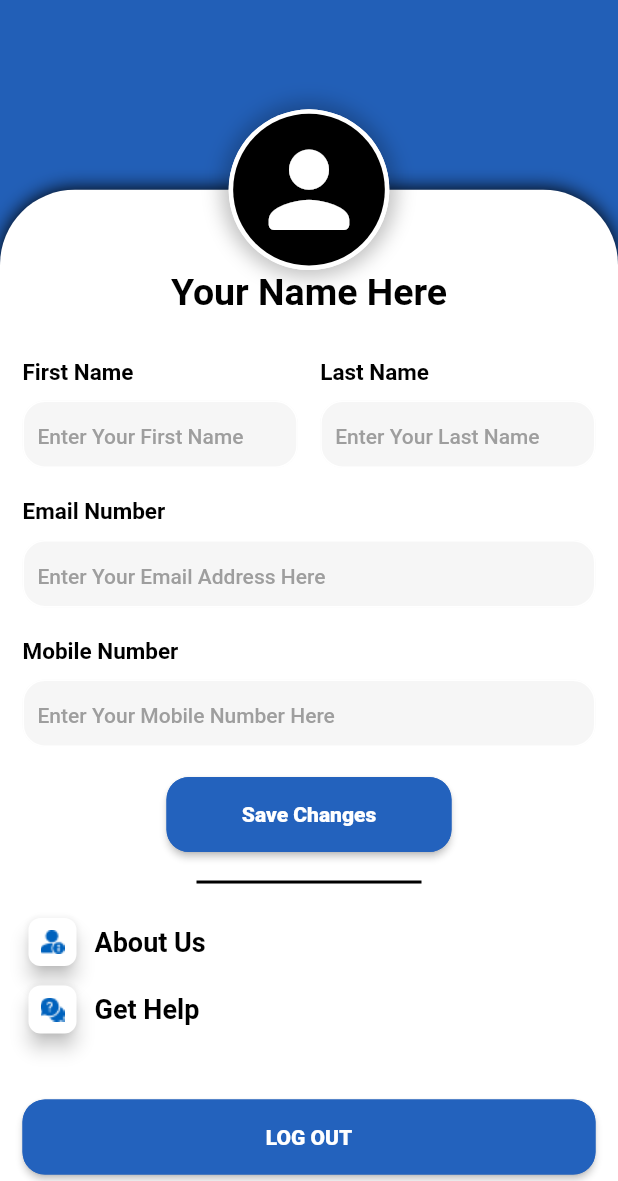
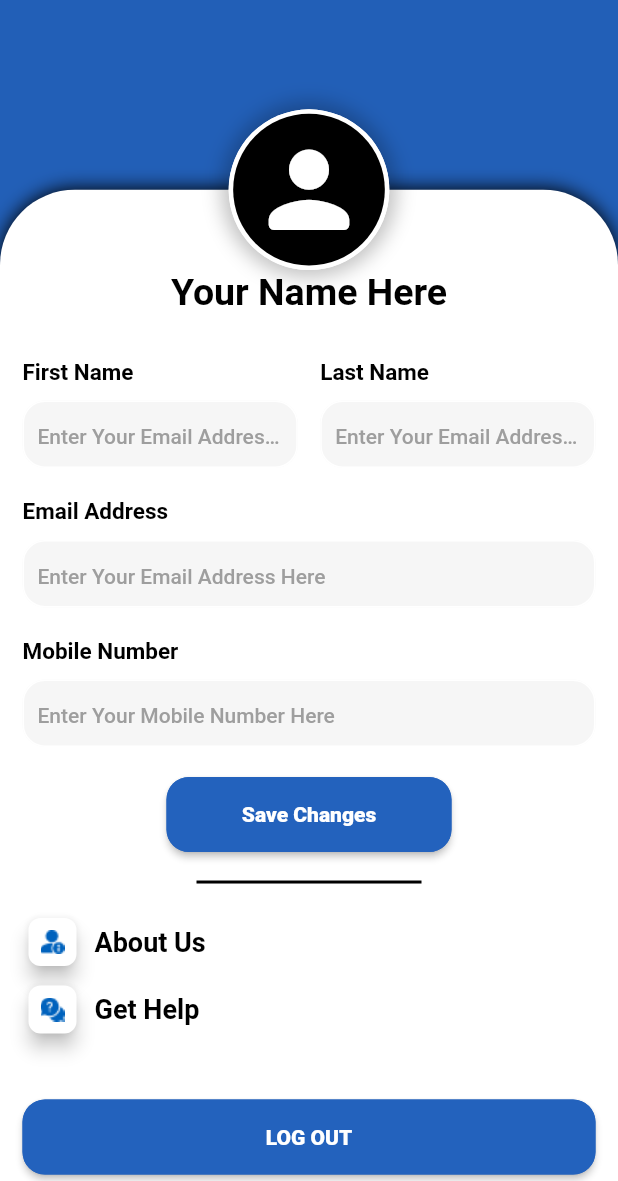
Before and after one commit to Muhib370621/TimeTracker, a Flutter app: the ProfileScreen screen opened directly, on a phone screen of 412 x 824 dp, the part 55-1236 px from its top. Run offline on Flutter 3.47's test engine with Material 2 defaults, Android fonts, the phone set to English and light mode, and no system bars; our stand-ins replace connectivity_plus, device_preview, dio, dotted_border, easy_localization, flutter_slidable and 6 more; accounts and stored records are empty; generated files the repository leaves out were written again; network calls fail; project files that could hold a hidden picture were left out.

Commit message:
Localization contd...

```diff
--- a/lib/constants/app_strings.dart
+++ b/lib/constants/app_strings.dart
@@ -1,36 +1,49 @@
+import 'package:easy_localization/easy_localization.dart';
+enum AppStrings {
+  timeCardClockedIn,
+  timeCardProjectName,
+  startTime,
+  finishTime,
+  location,
+  detail,
+  site,
+  notes,
+  details,
+  action,
+  checklist,
+  assignedBy,
+  addNote,
+  noteSample,
+  writeNote,
+  addImages,
+  searchProject,
+  total,
+  complete,
+  remaining,
+  perDayTime,
+  all,
+  approved,
+  notApproved,
+  clockedOut,
+  workTime,
+  breakTime,
+  endTime,
+  startDateTime,
+  completed,
+  breakString,
+  firstName,
+  lastName,
+  emailAddress,
+  mobileNumber,
+  saveChanges,
+  aboutUs,
+  getHelp,
+  logOut,
+  enterEmailAddress,
+  enterMobileNumber;
 
-import 'package:easy_localization/easy_localization.dart';
-
-class AppStrings {
-  static String timeCardClockedIn = "timeCardClockedIn".tr();
-  static String timeCardProjectName = "timeCardProjectName".tr();
-  static String startTime = "startTime".tr();
-  static String finishTime = "finishTime".tr();
-  static String location = "location".tr();
-  static String detail = "detail".tr();
-  static String site = "site".tr();
-  static String notes = "notes".tr();
-  static String details = "details".tr();
-  static String action = "action".tr();
-  static String checklist = "checklist".tr();
-  static String assignedBy = "assignedBy".tr();
-  static String addNote = "addNote".tr();
-  static String noteSample = "noteSample".tr();
-  static String writeNote = "writeNote".tr();
-  static String addImages = "addImages".tr();
-  static String searchProject = "searchProject".tr();
-  static String total = "total".tr();
-  static String complete = "complete".tr();
-  static String remaining = "remaining".tr();
-  static String perDayTime = "perDayTime".tr();
-  static String all = "all".tr();
-  static String approved = "approved".tr();
-  static String notApproved = "notApproved".tr();
-  static String clockedOut = "clockedOut".tr();
-  static String workTime = "workTime".tr();
-  static String breakTime = "breakTime".tr();
-  static String endTime = "endTime".tr();
-  static String startDateTime = "startDateTime".tr();
-  static String completed = "completed".tr();
-  static String breakString = "breakString".tr();
+  String tr() {
+    AppStrings.firstName.name;
+    return toString().split('.').last.tr();
+  }
 }
--- a/lib/main.dart
+++ b/lib/main.dart
@@ -1,12 +1,9 @@
-import 'package:blu_time/constants/app_colors.dart';
 import 'package:blu_time/helpers/locator.dart';
 import 'package:blu_time/shared/routes/route_factories.dart';
 import 'package:blu_time/shared/routes/route_names.dart';
 import 'package:blu_time/utilities/navigation_service.dart';
 import 'package:device_preview/device_preview.dart';
-import 'package:flutter_gen/gen_l10n/app_localizations.dart';
 import 'package:flutter/material.dart';
-import 'package:flutter_localizations/flutter_localizations.dart';
 import 'package:easy_localization/easy_localization.dart';
 
 Future<void> main() async {
--- a/lib/screens/profile/profile_screen.dart
+++ b/lib/screens/profile/profile_screen.dart
@@ -1,5 +1,6 @@
 import 'package:blu_time/constants/app_assets.dart';
 import 'package:blu_time/constants/app_colors.dart';
+import 'package:blu_time/constants/app_strings.dart';
 import 'package:blu_time/constants/app_styles.dart';
 import 'package:blu_time/shared/widgets/app_common_button.dart';
 import 'package:blu_time/shared/widgets/app_common_textfield.dart';
@@ -78,7 +79,7 @@ class _ProfileScreenState extends State<ProfileScreen> {
                                         mainAxisSize: MainAxisSize.min,
                                         children: [
                                           Text(
-                                            "First Name",
+                                            AppStrings.firstName.tr(),
                                             style: AppTextStyles.bold.copyWith(
                                                 fontSize: 15,
                                                 color: Colors.black),
@@ -86,12 +87,12 @@ class _ProfileScreenState extends State<ProfileScreen> {
                                           const SizedBox(
                                             height: 10,
                                           ),
-                                          const SizedBox(
+                                           SizedBox(
                                             height: 45,
                                             child: AppCommonTextField(
                                               backgroundColor:
                                                   AppColors.textFieldBackground,
-                                              hintText: "Enter Your First Name",
+                                              hintText: AppStrings.enterEmailAddress.tr(),
                                               hintColor: Colors.grey,
                                             ),
                                           ),
@@ -107,7 +108,7 @@ class _ProfileScreenState extends State<ProfileScreen> {
                                             CrossAxisAlignment.start,
                                         children: [
                                           Text(
-                                            "Last Name",
+                                            AppStrings.lastName.tr(),
                                             style: AppTextStyles.bold.copyWith(
                                                 fontSize: 15,
                                                 color: Colors.black),
@@ -115,12 +116,12 @@ class _ProfileScreenState extends State<ProfileScreen> {
                                           const SizedBox(
                                             height: 10,
                                           ),
-                                          const SizedBox(
+                                           SizedBox(
                                             height: 45,
                                             child: AppCommonTextField(
                                               backgroundColor:
                                                   AppColors.textFieldBackground,
-                                              hintText: "Enter Your Last Name",
+                                              hintText: AppStrings.enterEmailAddress.tr(),
                                               hintColor: Colors.grey,
                                             ),
                                           ),
@@ -136,20 +137,20 @@ class _ProfileScreenState extends State<ProfileScreen> {
                                   crossAxisAlignment: CrossAxisAlignment.start,
                                   children: [
                                     Text(
-                                      "Email Number",
+                                      AppStrings.emailAddress.tr(),
                                       style: AppTextStyles.bold.copyWith(
                                           fontSize: 15, color: Colors.black),
                                     ),
                                     const SizedBox(
                                       height: 10,
                                     ),
-                                    const SizedBox(
+                                     SizedBox(
                                       height: 45,
                                       child: AppCommonTextField(
                                         backgroundColor:
                                             AppColors.textFieldBackground,
                                         hintText:
-                                            "Enter Your Email Address Here",
+                                        AppStrings.enterEmailAddress.tr(),
                                         hintColor: Colors.grey,
                                       ),
                                     ),
@@ -162,20 +163,20 @@ class _ProfileScreenState extends State<ProfileScreen> {
                                   crossAxisAlignment: CrossAxisAlignment.start,
                                   children: [
                                     Text(
-                                      "Mobile Number",
+                                      AppStrings.mobileNumber.tr(),
                                       style: AppTextStyles.bold.copyWith(
                                           fontSize: 15, color: Colors.black),
                                     ),
                                     const SizedBox(
                                       height: 10,
                                     ),
-                                    const SizedBox(
+                                     SizedBox(
                                       height: 45,
                                       child: AppCommonTextField(
                                         backgroundColor:
                                             AppColors.textFieldBackground,
                                         hintText:
-                                            "Enter Your Mobile Number Here",
+                                        AppStrings.enterMobileNumber.tr(),
                                         hintColor: Colors.grey,
                                       ),
                                     ),
@@ -187,11 +188,11 @@ class _ProfileScreenState extends State<ProfileScreen> {
                                 SizedBox(
                                   width: 190,
                                   child: Column(
-                                    children: const [
+                                    children: [
                                       AppCommonButton(
-                                        title: "Save Changes",
+                                        title: AppStrings.saveChanges.tr(),
                                       ),
-                                      Divider(
+                                      const Divider(
                                         color: Colors.black,
                                         thickness: 2,
                                         height: 40,
@@ -217,7 +218,7 @@ class _ProfileScreenState extends State<ProfileScreen> {
                                       width: 8,
                                     ),
                                     Text(
-                                      "About Us",
+                                      AppStrings.aboutUs.tr(),
                                       style: AppTextStyles.semiBold.copyWith(
                                           fontSize: 18, color: Colors.black),
                                     )
@@ -242,17 +243,17 @@ class _ProfileScreenState extends State<ProfileScreen> {
                                       width: 8,
                                     ),
                                     Text(
-                                      "Get Help",
+                                      AppStrings.getHelp.tr(),
                                       style: AppTextStyles.semiBold.copyWith(
                                           fontSize: 18, color: Colors.black),
                                     )
                                   ],
                                 ),
-                                SizedBox(
+                                const SizedBox(
                                   height: 40,
                                 ),
-                                AppCommonButton(title: "LOG OUT"),
-                                SizedBox(
+                                AppCommonButton(title: AppStrings.logOut.tr()),
+                                const SizedBox(
                                   height: 40,
                                 ),
                               ],
--- a/lib/screens/project/add_note_screen.dart
+++ b/lib/screens/project/add_note_screen.dart
@@ -33,7 +33,7 @@ class _AddNoteScreenState extends State<AddNoteScreen> {
                 decoration: InputDecoration(
                   border: InputBorder.none,
                   contentPadding: EdgeInsets.all(10),
-                  hintText: "${AppStrings.writeNote}...",
+                  hintText: "${AppStrings.writeNote.tr()}...",
                   hintStyle: AppTextStyles.normal.copyWith(color: Colors.grey)
                 ),
               ),
@@ -58,14 +58,14 @@ class _AddNoteScreenState extends State<AddNoteScreen> {
                     mainAxisAlignment: MainAxisAlignment.center,
                     children: [
                       Image.asset(AppAssets.addImage),
-                      Text(AppStrings.addImages,style: AppTextStyles.bold.copyWith(color: AppColors.buttonBlue,fontSize: 18),)
+                      Text(AppStrings.addImages.tr(),style: AppTextStyles.bold.copyWith(color: AppColors.buttonBlue,fontSize: 18),)
                     ],
                   ),
                 ),
               ),
             ),
             const SizedBox(height: 25,),
-             AppCommonButton(title:AppStrings.addNote,radius: 10,height: 40),
+             AppCommonButton(title:AppStrings.addNote.tr(),radius: 10,height: 40),
 
           ],
         ),
--- a/lib/screens/project/note_list_screen.dart
+++ b/lib/screens/project/note_list_screen.dart
@@ -128,7 +128,7 @@ class _NoteListScreenState extends State<NoteListScreen> with AutomaticKeepAlive
             height: 15,
           ),
           Text(
-            AppStrings.notes,
+            AppStrings.notes.tr(),
             style: AppTextStyles.bold
                 .copyWith(color: AppColors.buttonBlue, fontSize: 20),
           ),
@@ -136,7 +136,7 @@ class _NoteListScreenState extends State<NoteListScreen> with AutomaticKeepAlive
             height: 10,
           ),
           Text(
-            AppStrings.noteSample,
+            AppStrings.noteSample.tr(),
             textAlign: TextAlign.center,
             style: AppTextStyles.semiBold
                 .copyWith(color: Colors.black, fontSize: 12),
@@ -145,7 +145,7 @@ class _NoteListScreenState extends State<NoteListScreen> with AutomaticKeepAlive
             height: 40,
           ),
           AppCommonButton(
-            title: AppStrings.addNote,
+            title: AppStrings.addNote.tr(),
             width: 150,
             height: 35,
             radius: 10,
--- a/lib/screens/project/project_detail_holder_screen.dart
+++ b/lib/screens/project/project_detail_holder_screen.dart
@@ -56,9 +56,9 @@ class _ProjectDetailHolderScreenState extends State<ProjectDetailHolderScreen>
                         _tabController?.animateTo(index);
                       },
                       tabs: [
-                        buildTab(viewModel, 0, AppStrings.detail),
-                        buildTab(viewModel, 1, AppStrings.site),
-                        buildTab(viewModel, 2, AppStrings.notes),
+                        buildTab(viewModel, 0, AppStrings.detail.tr()),
+                        buildTab(viewModel, 1, AppStrings.site.tr()),
+                        buildTab(viewModel, 2, AppStrings.notes.tr()),
                       ],
                     ),
                   ),
--- a/lib/screens/time_card/time_card_detail_screen.dart
+++ b/lib/screens/time_card/time_card_detail_screen.dart
@@ -37,7 +37,7 @@ class _TimeCardDetailScreenState extends State<TimeCardDetailScreen> {
                         )
                       ), child: Padding(
                         padding: const EdgeInsets.symmetric(horizontal: 10.0),
-                        child: Text(AppStrings.startDateTime,style: AppTextStyles.bold.copyWith(fontSize: 16,color: AppColors.buttonBlue)),
+                        child: Text(AppStrings.startDateTime.tr(),style: AppTextStyles.bold.copyWith(fontSize: 16,color: AppColors.buttonBlue)),
                       ),),
                       const SizedBox(width: 10,),
                       Text("12/06/23, 12:00 PM",style: AppTextStyles.medium.copyWith(fontSize: 16,color: Colors.black),)
@@ -53,7 +53,7 @@ class _TimeCardDetailScreenState extends State<TimeCardDetailScreen> {
                             )
                         ), child: Padding(
                           padding: const EdgeInsets.symmetric(horizontal: 10.0),
-                          child: Text(AppStrings.startDateTime,style: AppTextStyles.bold.copyWith(fontSize: 16,color: AppColors.buttonBlue)),
+                          child: Text(AppStrings.startDateTime.tr(),style: AppTextStyles.bold.copyWith(fontSize: 16,color: AppColors.buttonBlue)),
                         ),),
                       const SizedBox(width: 10,),
                       Text("12/06/23, 12:00 PM",style: AppTextStyles.medium.copyWith(fontSize: 16,color: Colors.black),)
@@ -69,7 +69,7 @@ class _TimeCardDetailScreenState extends State<TimeCardDetailScreen> {
                             )
                         ), child: Padding(
                           padding: const EdgeInsets.symmetric(horizontal: 10.0),
-                          child: Text(AppStrings.startDateTime,style: AppTextStyles.bold.copyWith(fontSize: 16,color: AppColors.buttonBlue)),
+                          child: Text(AppStrings.startDateTime.tr(),style: AppTextStyles.bold.copyWith(fontSize: 16,color: AppColors.buttonBlue)),
                         ),),
                       const SizedBox(width: 10,),
                       Text("12/06/23, 12:00 PM",style: AppTextStyles.medium.copyWith(fontSize: 16,color: Colors.black),)
--- a/lib/screens/time_card/time_card_screen.dart
+++ b/lib/screens/time_card/time_card_screen.dart
@@ -85,7 +85,7 @@ class _TimeCardScreenState extends State<TimeCardScreen> {
                   color: AppColors.buttonBlue,
                 ),
                 backgroundColor: Colors.white,
-                hintText: AppStrings.searchProject,
+                hintText: AppStrings.searchProject.tr(),
                 hintColor: Colors.grey,
               ),
             ),
--- a/lib/screens/views/action_card.dart
+++ b/lib/screens/views/action_card.dart
@@ -49,7 +49,7 @@ class _ActionCardState extends State<ActionCard> {
                           child: Row(
                             children: [
                               Expanded(
-                                  child: Text("${AppStrings.assignedBy} sample w.",
+                                  child: Text("${AppStrings.assignedBy.tr()} sample w.",
                                       style: AppTextStyles.medium.copyWith(
                                           color: Colors.black, fontSize: 11))),
                               const SizedBox(
@@ -76,7 +76,7 @@ class _ActionCardState extends State<ActionCard> {
                   const SizedBox(
                     width: 5,
                   ),
-                  AppCommonButton(title: AppStrings.checklist,height: 30,radius: 10,onPressed: (){
+                  AppCommonButton(title: AppStrings.checklist.tr(),height: 30,radius: 10,onPressed: (){
                     Navigator.of(context).pushNamed(RouteNames.checklist);
                   },)
                 ],
```
Also changed, not shown: assets/translations/en.json (+11 -1 lines), assets/translations/es.json (+11 -1 lines), assets/translations/pt.json (+11 -1 lines), lib/screens/project/project_detail_screen.dart (+5 -5 lines), lib/screens/views/time_card.dart (+7 -7 lines), lib/screens/views/time_card_detail_card.dart (+8 -8 lines), lib/shared/enums/time_card_status.dart (+5 -5 lines).
